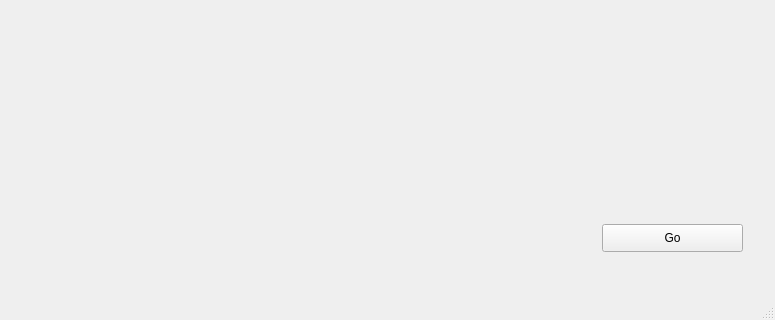
Old version of the form mainwindow.ui in the repository LouisGerard/CSP_Solver; both pictures show x 0 to 775 and y 283 to 603 of the 775 by 603 pixel window.
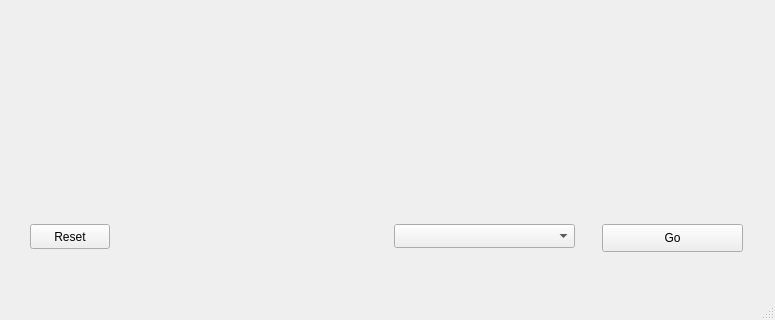
New version of the form.

Commit message: Choix de l'algo et reset Enleve les contraintes quand un solution est trouvée, je sais pas pourquoi

Diff of the .ui file:
```diff
--- a/mainwindow.ui
+++ b/mainwindow.ui
@@ -38,6 +38,29 @@
      <string>Go</string>
     </property>
    </widget>
+   <widget class="QComboBox" name="algoChoice">
+    <property name="geometry">
+     <rect>
+      <x>394</x>
+      <y>490</y>
+      <width>181</width>
+      <height>24</height>
+     </rect>
+    </property>
+   </widget>
+   <widget class="QPushButton" name="reset">
+    <property name="geometry">
+     <rect>
+      <x>30</x>
+      <y>490</y>
+      <width>80</width>
+      <height>25</height>
+     </rect>
+    </property>
+    <property name="text">
+     <string>Reset</string>
+    </property>
+   </widget>
   </widget>
   <widget class="QMenuBar" name="menuBar">
    <property name="geometry">
```
The commit also changes 3 other files.
